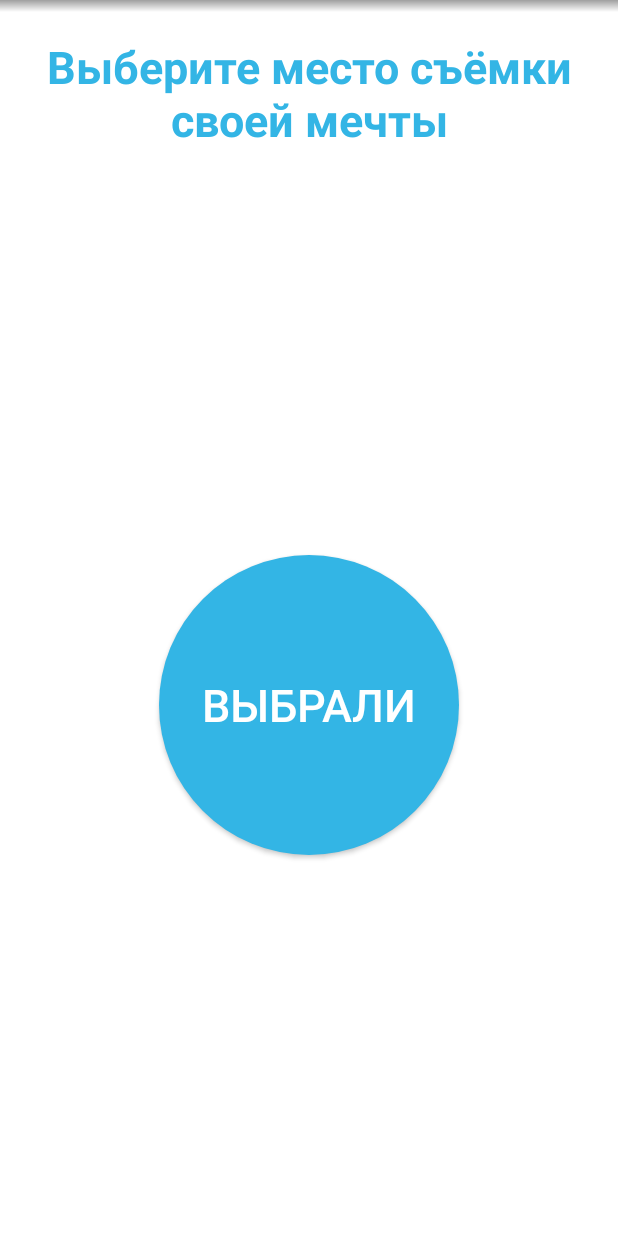
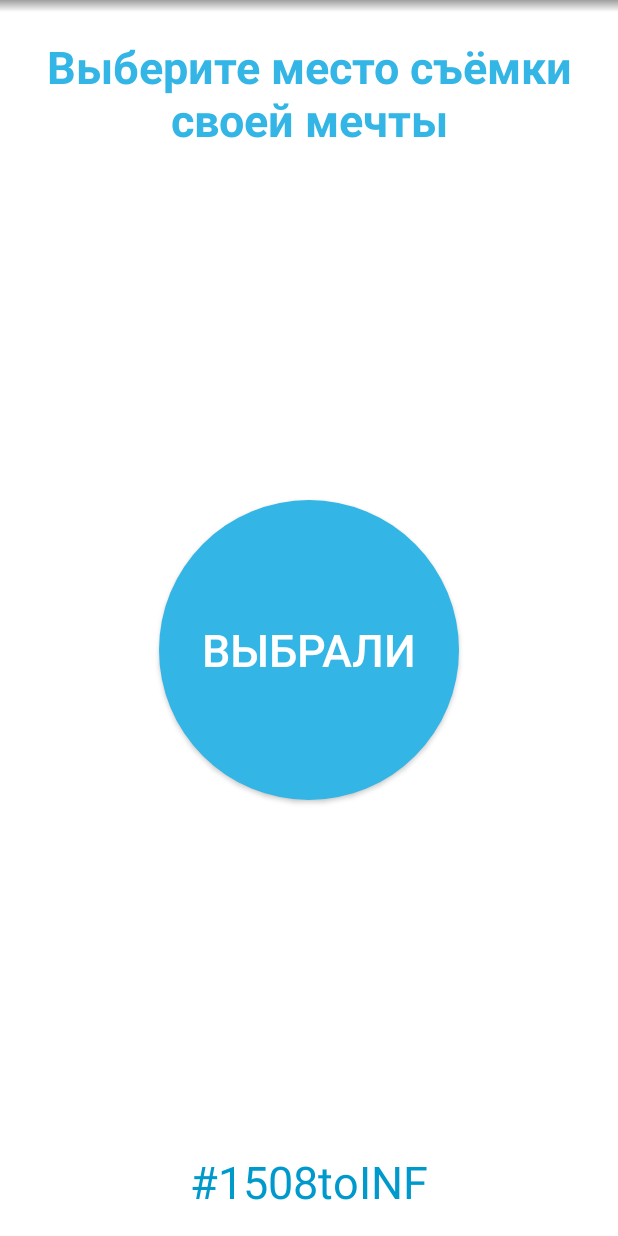
Before and after one commit to konstantinderevyago/WeddingCamera, an Android app: the layout fragment_first.xml on its own in the app's theme, with its tools: preview values and no code run, on a phone screen of 412 x 824 dp. Run offline under Robolectric (Android 15) with nearby library versions, the light colour scheme and no system bars.

Commit message:
Hash tag

```diff
--- a/app/src/main/AndroidManifest.xml
+++ b/app/src/main/AndroidManifest.xml
@@ -8,9 +8,8 @@
 
     <application
         android:allowBackup="true"
-        android:icon="@mipmap/ic_launcher"
+        android:icon="@drawable/minion_woman"
         android:label="@string/app_name"
-        android:roundIcon="@mipmap/ic_launcher_round"
         android:supportsRtl="true"
         android:theme="@style/AppTheme">
         <activity
--- a/app/src/main/res/layout/fragment_first.xml
+++ b/app/src/main/res/layout/fragment_first.xml
@@ -15,7 +15,7 @@
     <View
         android:layout_width="match_parent"
         android:layout_height="8dp"
-        android:background="@drawable/gradient"/>
+        android:background="@drawable/gradient" />
 
     <TextView
         android:layout_width="wrap_content"
@@ -45,4 +45,13 @@
 
     </FrameLayout>
 
+    <TextView
+        android:layout_width="wrap_content"
+        android:layout_height="wrap_content"
+        android:layout_gravity="bottom|center_horizontal"
+        android:layout_margin="@dimen/default_padding"
+        android:text="@string/hash_tag"
+        android:textColor="@color/blue"
+        android:textSize="@dimen/hash_tag_size" />
+
 </LinearLayout>
--- a/app/src/main/res/values/dimens.xml
+++ b/app/src/main/res/values/dimens.xml
@@ -7,4 +7,5 @@
     <dimen name="secret_height">32dp</dimen>
     <dimen name="secret_width_big">50dp</dimen>
     <dimen name="secret_height_big">70dp</dimen>
+    <dimen name="hash_tag_size">30sp</dimen>
 </resources>
--- a/app/src/main/res/values/strings.xml
+++ b/app/src/main/res/values/strings.xml
@@ -13,5 +13,7 @@
     <string name="success_dialog_message">Пожалуйста, верните чудо-телефон на место, чтобы другие гости тоже могли им воспользоваться</string>
 
     <string name="secret_dialog_title">Поздравляем!</string>
-    <string name="secret_dialog_message">Вы нашли секретик! Узнайте у молодожёнов, что вам за это полагается :)\nP.S. И больше никому об этом не рассказывайте!</string>
+    <string name="secret_dialog_message">Вы нашли секретик! Узнайте у молодожёнов или координатора, что вам за это полагается :)\nP.S. И больше никому об этом не рассказывайте!</string>
+
+    <string name="hash_tag">#1508toINF</string>
 </resources>
```
Also changed, not shown: app/src/main/java/by/jetfirer/weddingcamera/fragment/dialog/SuccessDialog.java (+6 -1 lines), app/src/main/res/layout/fragment_second.xml (+9 -0 lines).
